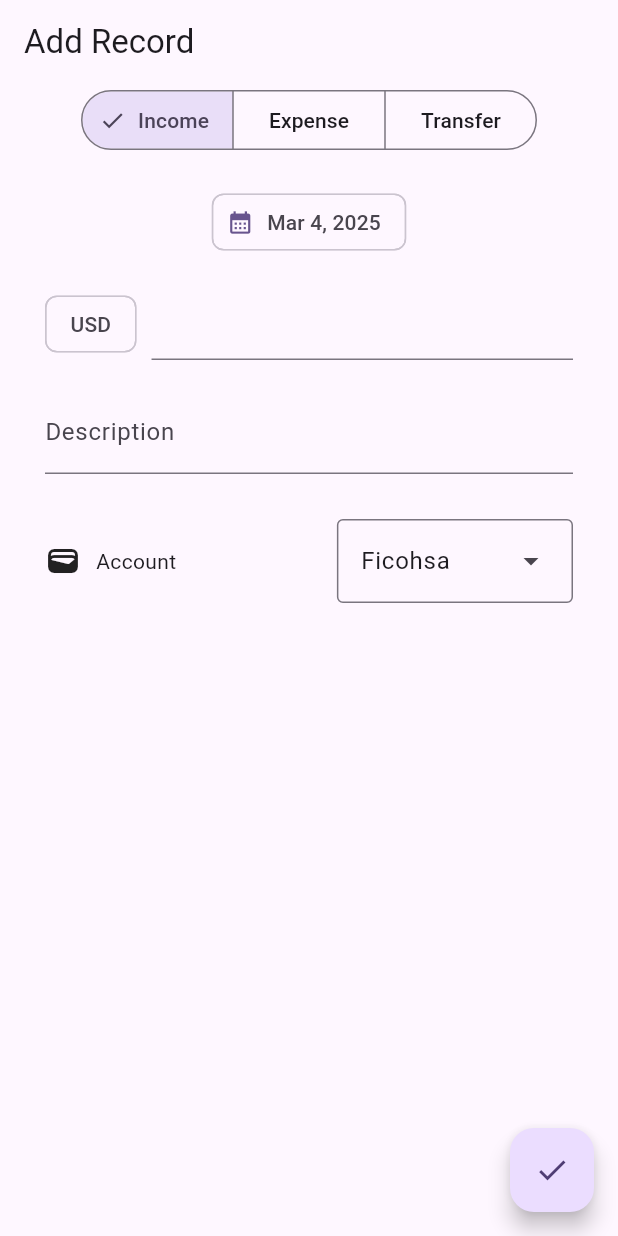
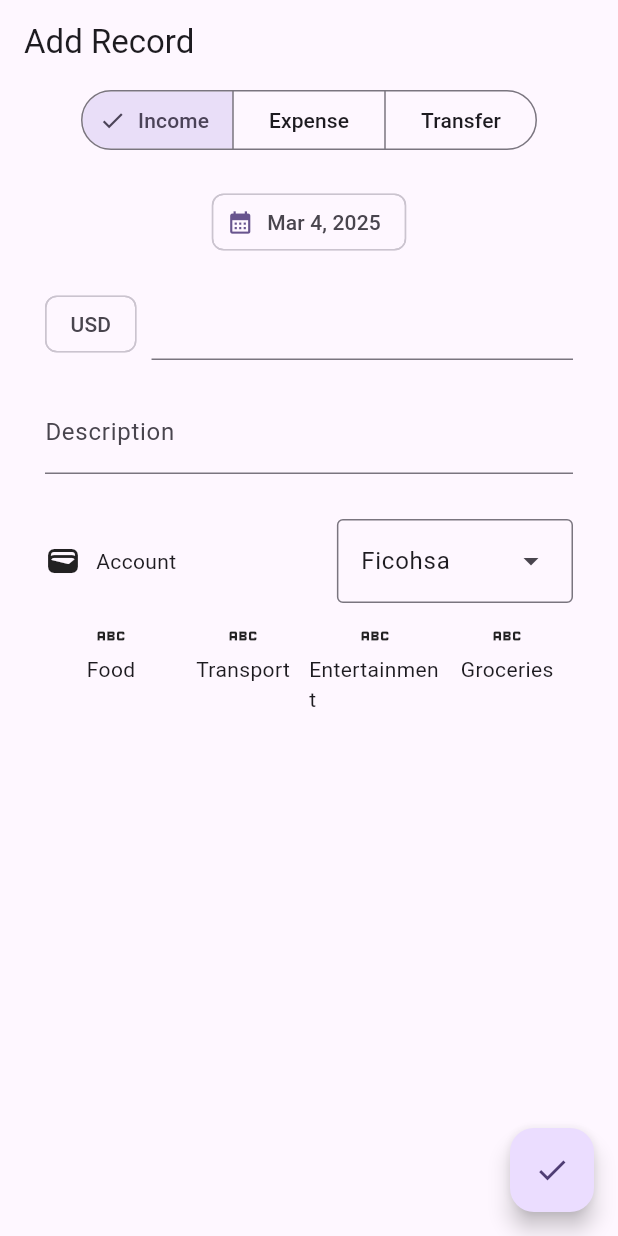
Before and after one commit to Pro-Code-Team/BudgetCap, a Flutter app: the screen it shows after launch, on a phone screen of 412 x 824 dp. Run offline on Flutter 3.47's test engine with Material 3 defaults, Android fonts, the phone set to English and light mode, and no system bars; our stand-ins replace equatable, flutter_bloc, flutter_dotenv, supabase_flutter; accounts and stored records are empty.

Commit message:
feat: add CategoryBloc for category management and integrate into transaction screen

```diff
--- a/lib/infrastructure/models/category_model.dart
+++ b/lib/infrastructure/models/category_model.dart
@@ -3,12 +3,14 @@ class Category {
   final String userId;
   final String name;
   final String type;
+  final String icon; // New field for the category icon
 
   Category({
     required this.id,
     required this.userId,
     required this.name,
     required this.type,
+    required this.icon, // Include the new field in the constructor
   });
 
   Category copyWith({
@@ -16,12 +18,14 @@ class Category {
     String? userId,
     String? name,
     String? type,
+    String? icon, // Include the new field in the copyWith method
   }) {
     return Category(
       id: id ?? this.id,
       userId: userId ?? this.userId,
       name: name ?? this.name,
       type: type ?? this.type,
+      icon: icon ?? this.icon, // Include the new field in the copyWith method
     );
   }
 
@@ -31,6 +35,7 @@ class Category {
       userId: map['user_id'],
       name: map['name'],
       type: map['type'],
+      icon: map['icon'], // Include the new field in the fromMap factory
     );
   }
 
@@ -40,6 +45,7 @@ class Category {
       'user_id': userId,
       'name': name,
       'type': type,
+      'icon': icon, // Include the new field in the toMap method
     };
   }
 }
--- /dev/null
+++ b/lib/presentation/blocs/category/category_bloc.dart
@@ -0,0 +1,49 @@
+import 'package:flutter_bloc/flutter_bloc.dart';
+import 'package:equatable/equatable.dart';
+import 'package:budgetcap/infrastructure/models/category_model.dart';
+
+part 'category_bloc_event.dart';
+part 'category_bloc_state.dart';
+
+class CategoryBloc extends Bloc<CategoryEvent, CategoryState> {
+  CategoryBloc()
+      : super(CategoryState(
+            categories: categories, chosenCategory: categories.first)) {
+    on<CategoryChanged>((event, emit) {
+      emit(state.copyWith(chosenCategory: event.selectedCategory));
+    });
+  }
+}
+
+//TEMP CATEGORIES
+
+final List<Category> categories = [
+  Category(
+    name: 'Food',
+    icon: 'fastfood',
+    id: '',
+    userId: '',
+    type: '',
+  ),
+  Category(
+    name: 'Transport',
+    icon: 'directions_bus',
+    id: '',
+    userId: '',
+    type: '',
+  ),
+  Category(
+    name: 'Entertainment',
+    icon: 'movie',
+    id: '',
+    userId: '',
+    type: '',
+  ),
+  Category(
+    name: 'Groceries',
+    icon: 'shopping_cart',
+    id: '',
+    userId: '',
+    type: '',
+  ),
+];
--- /dev/null
+++ b/lib/presentation/blocs/category/category_bloc_event.dart
@@ -0,0 +1,14 @@
+part of 'category_bloc.dart';
+
+sealed class CategoryEvent {
+  const CategoryEvent();
+}
+
+class CategoryInitial extends CategoryEvent {
+  const CategoryInitial();
+}
+
+class CategoryChanged extends CategoryEvent {
+  final Category selectedCategory;
+  const CategoryChanged(this.selectedCategory);
+}
--- /dev/null
+++ b/lib/presentation/blocs/category/category_bloc_state.dart
@@ -0,0 +1,21 @@
+part of 'category_bloc.dart';
+
+class CategoryState extends Equatable {
+  final Category chosenCategory;
+  final List<Category> categories;
+
+  const CategoryState({required this.chosenCategory, required this.categories});
+
+  CategoryState copyWith({
+    Category? chosenCategory,
+    List<Category>? categories,
+  }) {
+    return CategoryState(
+      chosenCategory: chosenCategory ?? this.chosenCategory,
+      categories: categories ?? this.categories,
+    );
+  }
+
+  @override
+  List<Object> get props => [chosenCategory, categories];
+}
--- a/lib/presentation/screens/transaction_screen.dart
+++ b/lib/presentation/screens/transaction_screen.dart
@@ -1,4 +1,5 @@
 import 'package:budgetcap/presentation/blocs/account_bloc/account_bloc.dart';
+import 'package:budgetcap/presentation/blocs/category/category_bloc.dart';
 import 'package:budgetcap/presentation/blocs/date_bloc/date_picker_bloc.dart';
 import 'package:budgetcap/presentation/blocs/record_type_bloc/record_type_bloc.dart';
 import 'package:flutter/cupertino.dart';
@@ -33,6 +34,7 @@ class TransactionScreen extends StatelessWidget {
         BlocProvider<AccountBloc>(
           create: (_) => AccountBloc(),
         ),
+        BlocProvider<CategoryBloc>(create: (_) => CategoryBloc())
       ],
       child: Scaffold(
         floatingActionButton: FloatingActionButton(
@@ -177,6 +179,25 @@ class TransactionScreen extends StatelessWidget {
                 const SizedBox(
                   height: 10,
                 ),
+                BlocBuilder<CategoryBloc, CategoryState>(
+                    builder: (context, state) {
+                  return Container(
+                    height: 9000,
+                    child: GridView.count(
+                      crossAxisCount: 4,
+                      children: state.categories.map(
+                        (category) {
+                          return Column(
+                            children: [
+                              Icon(Icons.abc),
+                              Text(category.name),
+                            ],
+                          );
+                        },
+                      ).toList(),
+                    ),
+                  );
+                })
               ],
             ),
           ),
```
